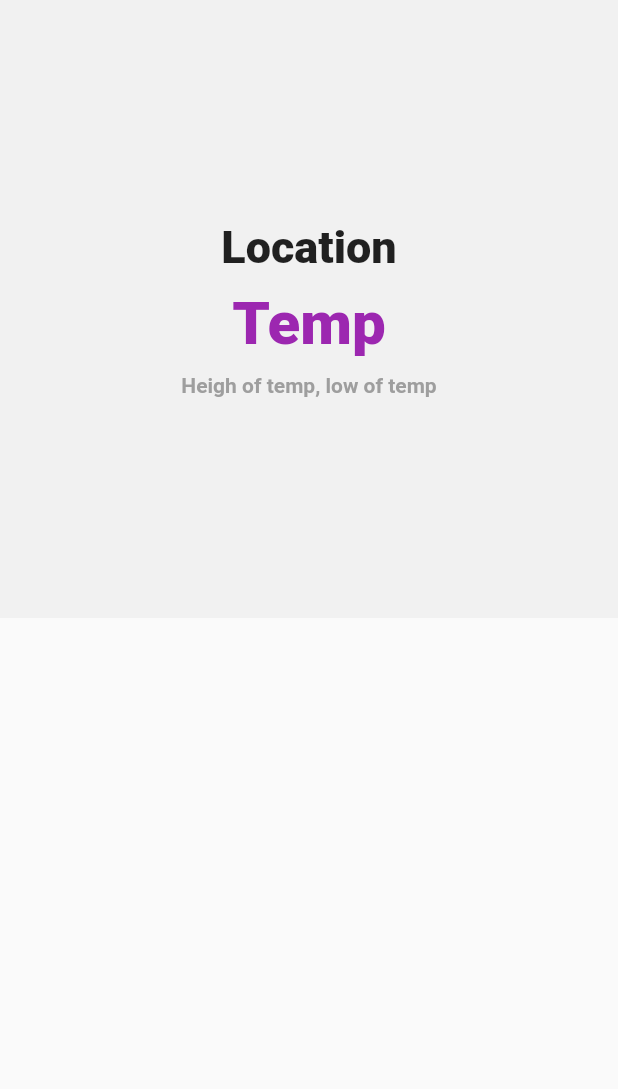
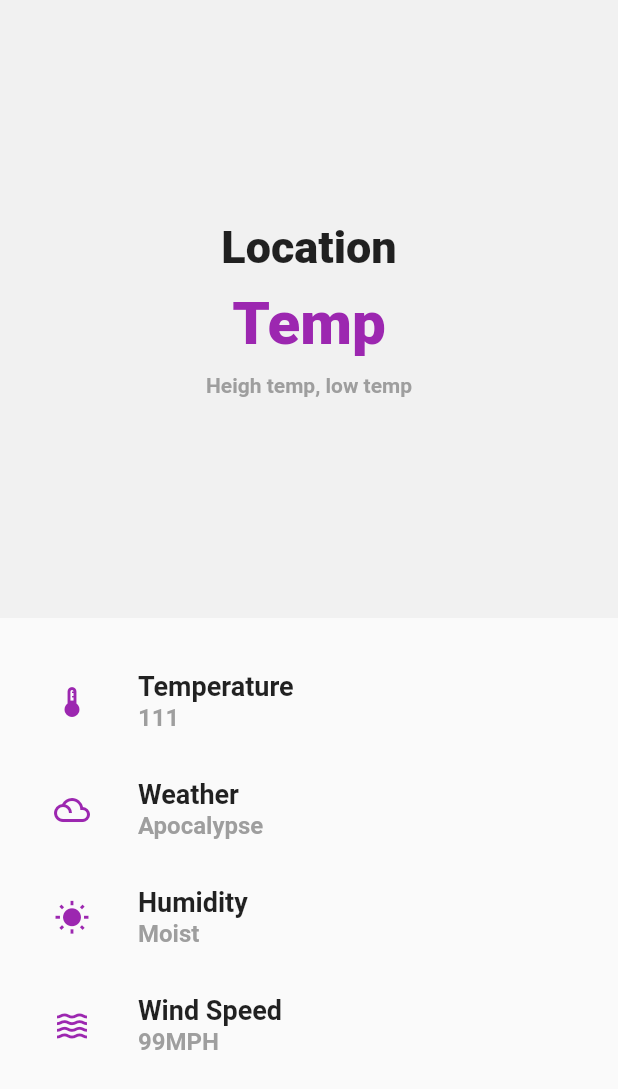
Before and after one commit to Aimireal/Raincheck, a Flutter app: the screen it shows after launch, on a phone screen of 412 x 824 dp. Shown: the top 1089 px of the screen. Run offline on Flutter 3.47's test engine with Material 2 defaults, Android fonts, the light colour scheme and no system bars.

Commit message:
Moved weather tile to widget

```diff
--- a/lib/main.dart
+++ b/lib/main.dart
@@ -1,4 +1,5 @@
 import 'package:flutter/material.dart';
+import 'widgets/weather_tile.dart';
 
 void main() => runApp(
   MaterialApp(
@@ -45,7 +46,7 @@ class _MyApp extends State<MyApp>{
                     ),
                   ),
                   Text(
-                    "Heigh of temp, low of temp",
+                    "Heigh temp, low temp",
                     style: TextStyle(
                       color: Color(0xff9e9e9e),
                       fontSize: 14.0,
@@ -54,6 +55,19 @@ class _MyApp extends State<MyApp>{
                   )
               ],
             ),
+          ),
+          Expanded(
+            child: Padding(
+                padding: EdgeInsets.all(20.0),
+                child: ListView(
+                  children: [
+                    WeatherTile(icon: Icons.thermostat_outlined, title: "Temperature", subtitle: "111"),
+                    WeatherTile(icon: Icons.filter_drama_outlined, title: "Weather", subtitle: "Apocalypse"),
+                    WeatherTile(icon: Icons.wb_sunny, title: "Humidity", subtitle: "Moist"),
+                    WeatherTile(icon: Icons.waves_outlined, title: "Wind Speed", subtitle: "99MPH")
+                  ],
+              )
+            )
           )
         ],
       )
--- /dev/null
+++ b/lib/widgets/weather_tile.dart
@@ -0,0 +1,37 @@
+import 'package:flutter/material.dart';
+
+class WeatherTile extends StatelessWidget{
+
+  IconData icon;
+  String title;
+  String subtitle;
+
+  WeatherTile({@required this.icon, @required this.title, @required this.subtitle});
+
+  @override
+  Widget build (BuildContext context){
+    return ListTile(
+      leading: Column(
+        mainAxisAlignment: MainAxisAlignment.center,
+        children: [
+          Icon(icon, color: Colors.purple,)
+        ],
+      ),
+      title: Text(
+        title,
+        style: TextStyle(
+          fontSize: 18.0,
+          fontWeight: FontWeight.w600
+        ),
+      ),
+      subtitle: Text(
+        subtitle,
+        style: TextStyle(
+          fontSize: 16.0,
+          fontWeight: FontWeight.w600,
+          color: Color(0xff9e9e9e)
+        ),
+      ),
+    );
+  }
+}
```
